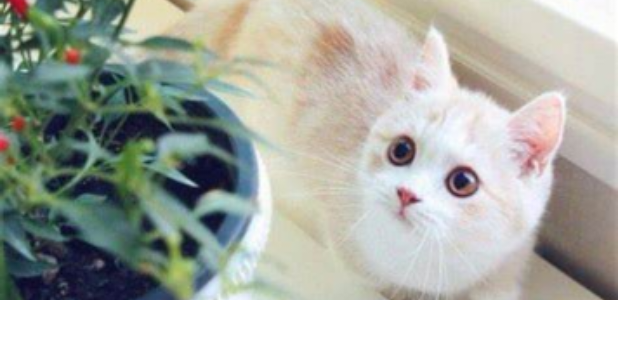
After one commit to vSimpleton/ImmersionBar, an Android app: the layout item_banner.xml on its own in the app's theme, with its tools: preview values and no code run, on a phone screen of 412 x 824 dp. The commit adds this screen. Shown: the top 339 px of the screen. Run offline under Robolectric (Android 15) with nearby library versions, the phone set to English and light mode, and no system bars.

Commit message:
:pencil: banner view

```diff
--- a/app/src/main/java/com/masm/immersionbar/activity/MainActivity.java
+++ b/app/src/main/java/com/masm/immersionbar/activity/MainActivity.java
@@ -2,6 +2,9 @@ package com.masm.immersionbar.activity;
 
 import android.os.Bundle;
 import android.util.Log;
+import android.view.LayoutInflater;
+import android.view.View;
+import android.widget.ImageView;
 
 import androidx.appcompat.widget.Toolbar;
 import androidx.recyclerview.widget.RecyclerView;
@@ -20,6 +23,7 @@ public class MainActivity extends BaseActivity {
     private Toolbar mToolBar;
     private MainAdapter mAdapter;
     private ArrayList<MainBean> mMainData;
+    private ImageView mIvBanner;
 
     @Override
     protected void onCreate(Bundle savedInstanceState) {
@@ -49,5 +53,13 @@ public class MainActivity extends BaseActivity {
         mAdapter.isFirstOnly(false);
         mRcyMain.setAdapter(mAdapter);
         mAdapter.setNewData(mMainData);
+
+        addHeaderView();
+    }
+
+    private void addHeaderView() {
+        View bannerView = LayoutInflater.from(this).inflate(R.layout.item_banner, mRcyMain, false);
+        mIvBanner = bannerView.findViewById(R.id.ivBanner);
+        RecyclerView recyclerView = bannerView.findViewById(R.id.rcyContent);
     }
 }
--- /dev/null
+++ b/app/src/main/res/layout/item_banner.xml
@@ -0,0 +1,25 @@
+<?xml version="1.0" encoding="utf-8"?>
+<FrameLayout xmlns:android="http://schemas.android.com/apk/res/android"
+    xmlns:tools="http://schemas.android.com/tools"
+    android:layout_width="match_parent"
+    android:layout_height="wrap_content">
+
+    <ImageView
+        android:id="@+id/ivBanner"
+        android:layout_width="match_parent"
+        android:layout_height="200dp"
+        android:scaleType="centerCrop"
+        tools:src="@drawable/test" />
+
+    <androidx.recyclerview.widget.RecyclerView
+        android:id="@+id/rcyContent"
+        android:layout_width="match_parent"
+        android:layout_height="200dp"
+        android:clipChildren="false"
+        android:clipToPadding="false"
+        android:paddingStart="40dp"
+        android:paddingTop="5dp"
+        android:paddingEnd="40dp"
+        android:paddingBottom="10dp" />
+
+</FrameLayout>
```
Also changed, not shown: app/src/main/res/drawable-xhdpi/test.jpg (added).
